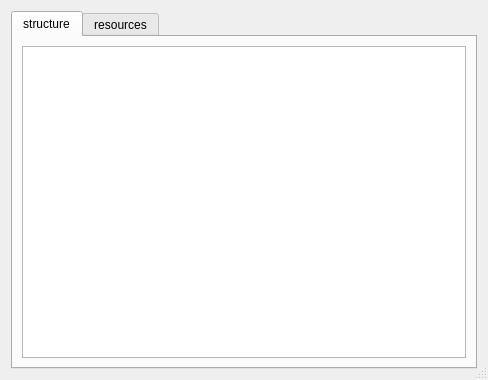
The window that designer/ui_debug_xml.ui (DeatorFM/Teachart) describes before a commit, drawn with Qt 5.
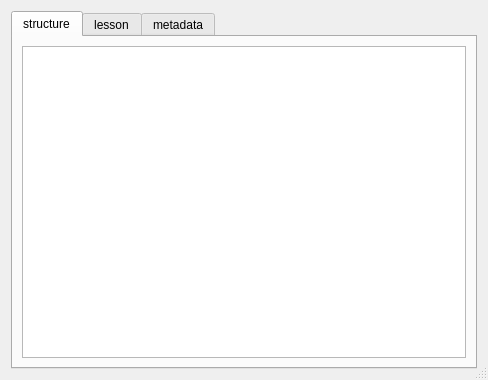
The same window after the commit. The open tabs and pages were chosen to show the change.

The edit to the form file:
```diff
--- a/designer/ui_debug_xml.ui
+++ b/designer/ui_debug_xml.ui
@@ -53,7 +53,7 @@
      </widget>
      <widget class="QWidget" name="resources_tab">
       <attribute name="title">
-       <string>resources</string>
+       <string notr="true">lesson</string>
       </attribute>
       <layout class="QVBoxLayout" name="verticalLayout_3">
        <item>
@@ -67,6 +67,16 @@
        </item>
       </layout>
      </widget>
+     <widget class="QWidget" name="metadata_tab">
+      <attribute name="title">
+       <string notr="true">metadata</string>
+      </attribute>
+      <layout class="QVBoxLayout" name="verticalLayout_4">
+       <item>
+        <widget class="QTextBrowser" name="tb_metadata"/>
+       </item>
+      </layout>
+     </widget>
     </widget>
    </item>
   </layout>
```
Left out of the diff: 23 changed lines with no effect on the pictures.
